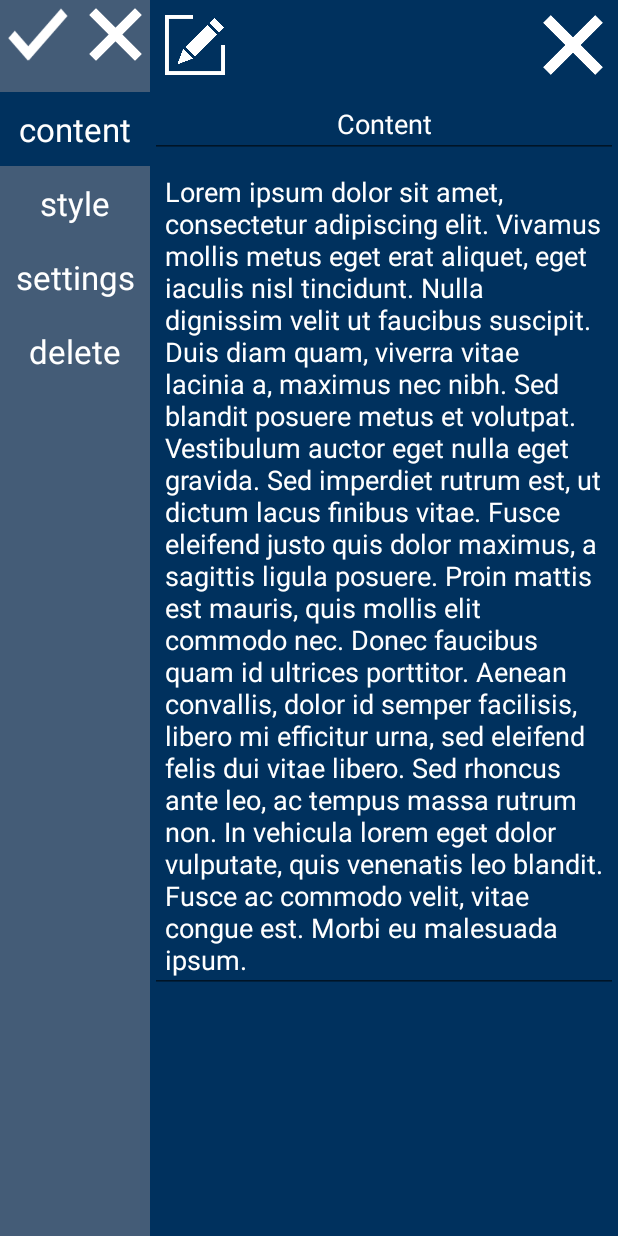
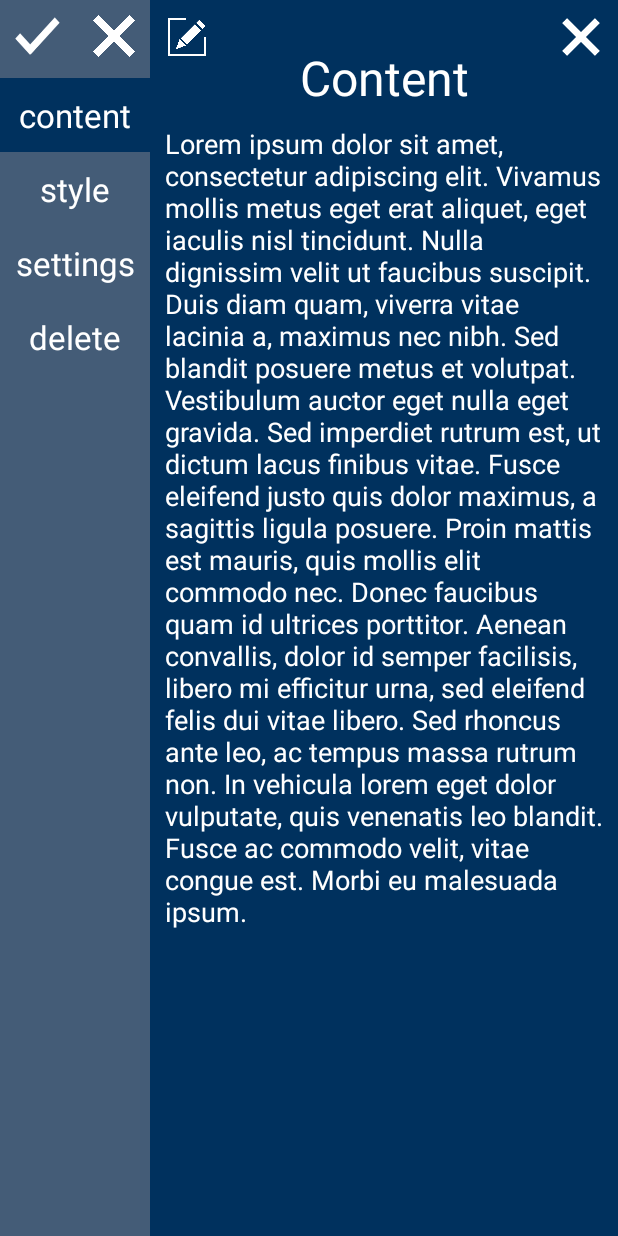
Before and after one commit to calvinpelletier/circl, an Android app: the layout text_editor.xml on its own in the app's theme, with its tools: preview values and no code run, on a phone screen of 412 x 824 dp. Run offline under Robolectric (Android 15) with nearby library versions, the phone set to English and light mode, and no system bars.

Commit message:
tweaked some stylin'

```diff
--- a/Circl/app/src/main/java/com/calvinpelletier/circl/TextEditor.java
+++ b/Circl/app/src/main/java/com/calvinpelletier/circl/TextEditor.java
@@ -80,17 +80,6 @@ public class TextEditor {
         layoutModes[2] = settingsLayout;
         layoutModes[3] = deleteLayout;
 
-        if(textNode != null)
-        {
-            titleEditor.setText(textNode.title);
-            editor.setText(textNode.content);
-        }
-        else
-        {
-            titleEditor.setText("Default Title");
-            editor.setText("Default Content");
-        }
-
 
         content_sb.setOnClickListener(new View.OnClickListener() {
             @Override
@@ -149,6 +138,20 @@ public class TextEditor {
 
         closeButton = (Button)context.findViewById(R.id.closeButton);
         // At some point, we'll have an on click listener to close the editor.
+
+
+
+        if(textNode != null)
+        {
+            titleEditor.setText(textNode.title);
+            editor.setText(textNode.content);
+        }
+        else
+        {
+            titleEditor.setText("");
+            editor.setText("");
+            slideInSideBar();
+        }
     }
 
     private void displayLayout(int layoutIdx)
@@ -246,6 +249,9 @@ public class TextEditor {
 
         editButton.setVisibility(View.VISIBLE);
         closeButton.setVisibility(View.VISIBLE);
+
+        // also set to main content view.
+        displayLayout(0);
     }
         /*
         final Animation fadeOutAnimation = AnimationUtils.loadAnimation(context, R.anim.slideout_editor);
--- a/Circl/app/src/main/res/layout/text_editor.xml
+++ b/Circl/app/src/main/res/layout/text_editor.xml
@@ -11,22 +11,24 @@
         android:visibility="visible">
 
             <Button
-                android:layout_width="40dp"
-                android:layout_height="35dp"
+                android:layout_width="30dp"
+                android:layout_height="25dp"
                 android:id="@+id/saveButton_sb"
                 android:background="@drawable/check_icon"
                 android:layout_alignParentTop="true"
                 android:layout_alignParentLeft="true"
-                android:layout_margin="5dp" />
+                android:layout_marginTop="11dp"
+                android:layout_marginLeft="10dp" />
 
             <Button
-                android:layout_width="35dp"
-                android:layout_height="35dp"
+                android:layout_width="28dp"
+                android:layout_height="28dp"
                 android:id="@+id/discardButton_sb"
                 android:background="@drawable/x_icon"
                 android:layout_alignParentTop="true"
                 android:layout_alignParentRight="true"
-                android:layout_margin="5dp" />
+                android:layout_marginRight="10dp"
+                android:layout_marginTop="10dp" />
 
 
         <TextView
@@ -91,37 +93,41 @@
 
         <Button
                 style="?android:attr/buttonStyleSmall"
-                android:layout_width="40dp"
-                android:layout_height="40dp"
+                android:layout_width="25dp"
+                android:layout_height="25dp"
                 android:id="@+id/editButton"
                 android:layout_alignParentTop="true"
                 android:layout_alignParentLeft="true"
-                android:layout_margin="10dp"
+                android:layout_margin="12dp"
                 android:background="@drawable/edit_icon"/>
 
             <Button
                 style="?android:attr/buttonStyleSmall"
-                android:layout_width="40dp"
-                android:layout_height="40dp"
+                android:layout_width="25dp"
+                android:layout_height="25dp"
                 android:id="@+id/closeButton"
                 android:layout_alignParentTop="true"
                 android:layout_alignParentRight="true"
-                android:layout_margin="10dp"
+                android:layout_margin="12dp"
                 android:background="@drawable/x_icon"/>
 
         <EditText
             android:layout_width="match_parent"
             android:layout_height="wrap_content"
             android:id="@+id/contentTitle"
-            android:layout_below="@+id/editButton"
             android:text="@string/contentTitle"
             android:gravity="center_horizontal"
+            android:background="#00000000"
             android:clickable="false"
             android:cursorVisible="false"
             android:focusable="false"
             android:focusableInTouchMode="false"
             android:textColor="@color/white"
-            android:inputType="none" />
+            android:inputType="none"
+            android:textSize="32dp"
+            android:layout_marginTop="30dp"
+            android:hint="Enter Title..."
+            android:textColorHint="@color/editorHintColor"/>
 
         <ScrollView
             android:layout_width="match_parent"
@@ -135,6 +141,7 @@
                 android:gravity="top|left"
                 android:inputType="textMultiLine"
                 android:ems="10"
+                android:background="#00000000"
                 android:id="@+id/editor"
                 android:layout_centerVertical="true"
                 android:layout_centerHorizontal="true"
@@ -145,7 +152,9 @@
                 android:cursorVisible="false"
                 android:focusable="false"
                 android:focusableInTouchMode="false"
-                android:textColor="@color/white" />
+                android:textColor="@color/white"
+                android:hint="Content..."
+                android:textColorHint="@color/editorHintColor"/>
         </ScrollView>
 
     </RelativeLayout>
--- a/Circl/app/src/main/res/values/colors.xml
+++ b/Circl/app/src/main/res/values/colors.xml
@@ -4,4 +4,5 @@
     <item name = "white" type = "color">#FFFFFF</item>
     <item name = "lightBlue" type = "color">#445C77</item>
     <item name  = "red" type = "color">#E50000</item>
+    <item name="editorHintColor" type="color">#dddddd</item>
 </resources>
```
